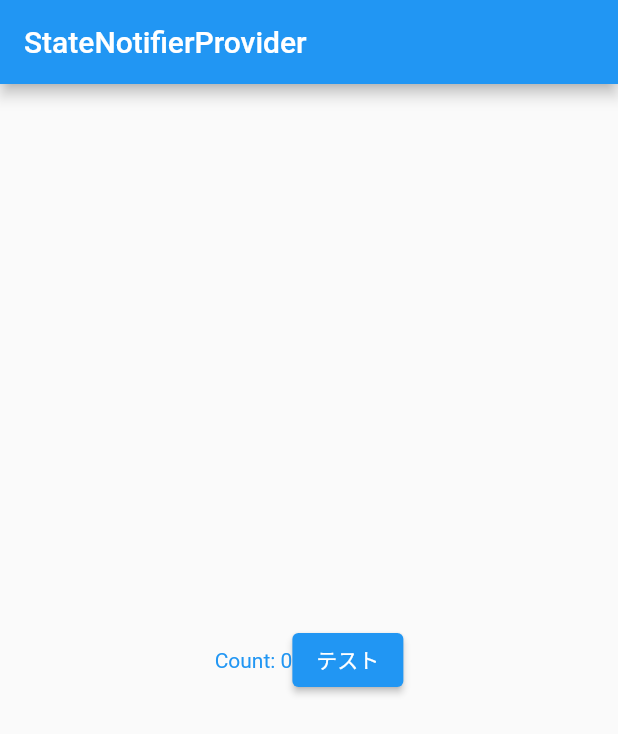
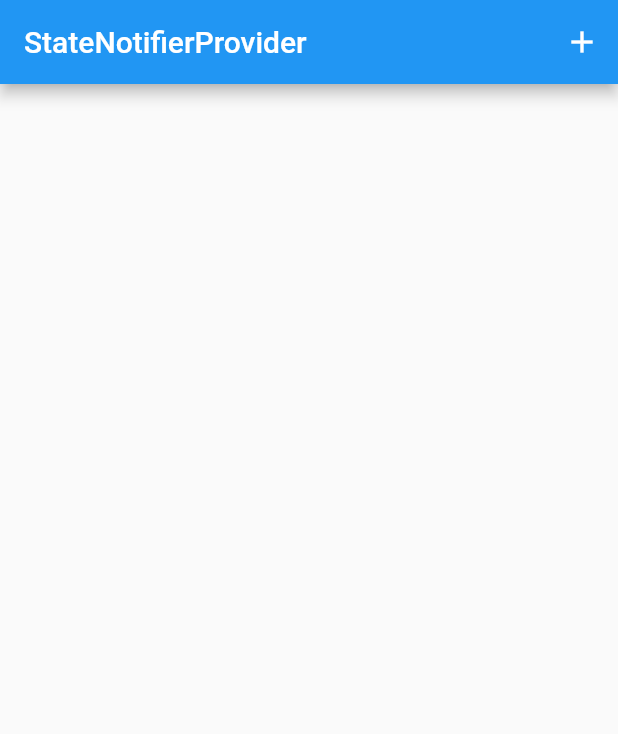
Before and after one commit to 14m3185yoshi/flutter-practice-for-udacity, a Flutter app: the screen it shows after launch, on a phone screen of 412 x 824 dp. Shown: the top 734 px of the screen. Run offline on Flutter 3.47's test engine with Material 2 defaults, Android fonts, the phone set to English and light mode, and no system bars; our stand-ins replace flutter_riverpod, freezed_annotation.

Commit message:
✅ Practice state-notifier-provider

```diff
--- a/lib/main.dart
+++ b/lib/main.dart
@@ -7,7 +7,7 @@
 
 import 'package:flutter/material.dart';
 import 'package:flutter_riverpod/flutter_riverpod.dart';
-import './provider/state-notifier.dart';
+import 'package:my_app/provider/state-notifier-provider.dart';
 
 // 値（ここでは "Hello world"）を格納する「プロバイダ」を作成します。
 // プロバイダを使うことで値のモックやオーバーライドが可能になります。
@@ -33,6 +33,6 @@ class MyApp extends ConsumerWidget {
     return MaterialApp(
         title: 'Flutter Demo',
         theme: ThemeData(primarySwatch: Colors.blue),
-        home: const PracticeStateProvider());
+        home: const StateNotifierProviderPage());
   }
 }
--- /dev/null
+++ b/lib/provider/state-notifier-provider.dart
@@ -0,0 +1,88 @@
+import 'package:flutter_riverpod/flutter_riverpod.dart';
+import '../model/todo/todo.dart';
+import 'dart:math';
+import 'package:flutter/material.dart';
+
+// StateProviderとの大きな違いは、単純な状態の保持だけでなく、状態を操作するメソッドをStateNotifierを継承したクラスに定義できることです。
+// StateProviderを使った場合に、Widgetが状態操作のロジックで溢れてしまう場合もStateNotifierの使用を検討しましょう。
+
+//
+// // Providerの定数をグローバルに宣言
+// // StateNotifierProviderの後に続けて、Notifierクラスの型と、格納する状態の型を明示する
+//
+final todoListNotifierProvider =
+    StateNotifierProvider<TodoListNotifier, List<Todo>>((ref) {
+  return TodoListNotifier();
+});
+
+//
+// 操作するため
+//
+class TodoListNotifier extends StateNotifier<List<Todo>> {
+  // `super([])` で、空のTODOリストを初期値として入れている。
+  TodoListNotifier() : super([]);
+
+  /// 新しいTODOを追加するメソッド
+  void add(Todo todo) {
+    state = [...state, todo];
+  }
+
+  void remove(String todoId) {
+    state = [
+      for (final todo in state)
+        if (todo.id != todoId) todo,
+    ];
+  }
+
+  void toggle(String todoId) {
+    state = [
+      for (final todo in state)
+        if (todo.id == todoId)
+          todo.copyWith(completed: !todo.completed)
+        else
+          todo
+    ];
+  }
+}
+
+class StateNotifierProviderPage extends ConsumerWidget {
+  const StateNotifierProviderPage({super.key});
+
+  static const String title = 'StateNotifierProvider';
+
+  @override
+  Widget build(BuildContext context, WidgetRef ref) {
+    // StateNotifierProviderを読み取る。watchを使用しているので、
+    // state（状態）であるTODOリストが更新されると、buildメソッドが再実行されて画面が更新される
+    final todoList = ref.watch(todoListNotifierProvider);
+    // TodoListNotifier を使用する場合は `.notifier` を付けてProviderを読み取る
+    final notifier = ref.watch(todoListNotifierProvider.notifier);
+
+    // 新しいTodoを追加するプライベートメソッドを定義
+    void addTodo() {
+      final newTodo = Todo(
+          id: Random().nextDouble().toString(),
+          title: DateTime.now().toIso8601String());
+      notifier.add(newTodo);
+    }
+
+    return Scaffold(
+        appBar: AppBar(title: const Text('StateNotifierProvider'), actions: [
+          IconButton(onPressed: addTodo, icon: const Icon(Icons.add))
+        ]),
+        body: ListView.builder(
+            itemCount: todoList.length,
+            itemBuilder: (context, index) {
+              final todo = todoList[index];
+              return ListTile(
+                  title: Text(todo.title),
+                  leading: Icon(todo.completed
+                      ? Icons.check_box
+                      : Icons.check_box_outline_blank),
+                  trailing: TextButton(
+                      onPressed: () => notifier.remove(todo.id),
+                      child: const Text('Delete')),
+                  onTap: () => notifier.toggle(todo.id));
+            }));
+  }
+}
```
Also changed, not shown: lib/provider/state-provider.dart (renamed from lib/provider/state-notifier.dart).
